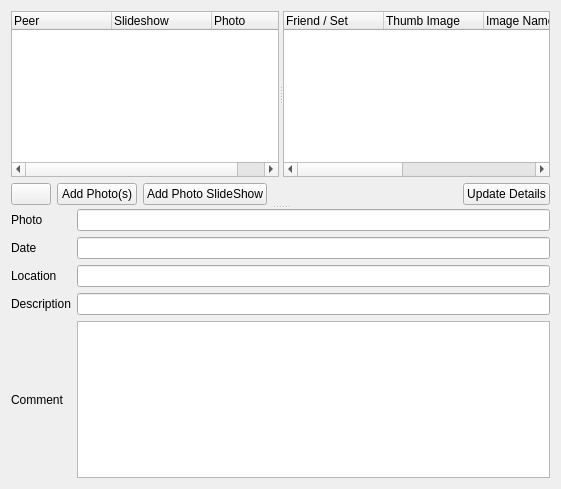
This is retroshare-gui/src/gui/PhotoDialog.ui in RetroShare/RetroShare as Qt 5 draws it before an edit. The edited form follows.
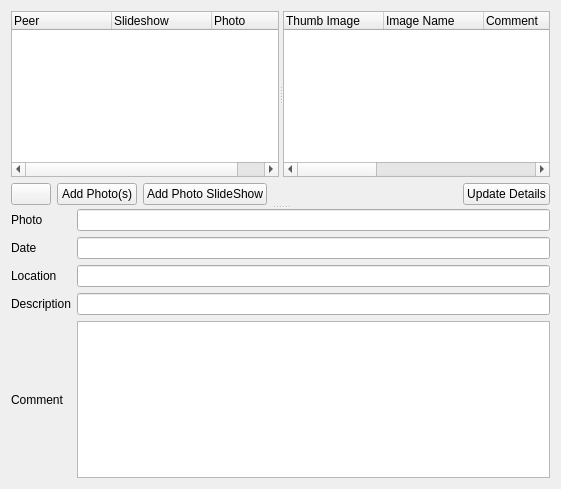
This is the edited form. Icons and pictures are not drawn.

Commit message: Update notifications for Links Cloud and Photo Show. Improvements to the Photo system.

Patch:
```diff
--- a/retroshare-gui/src/gui/PhotoDialog.ui
+++ b/retroshare-gui/src/gui/PhotoDialog.ui
@@ -18,7 +18,7 @@
      <property name="orientation" >
       <enum>Qt::Vertical</enum>
      </property>
-     <widget class="QWidget" name="" >
+     <widget class="QWidget" name="layoutWidget" >
       <layout class="QVBoxLayout" >
        <item>
         <widget class="QSplitter" name="splitter" >
@@ -49,11 +49,6 @@
           <property name="contextMenuPolicy" >
            <enum>Qt::CustomContextMenu</enum>
           </property>
-          <column>
-           <property name="text" >
-            <string>Friend / Set</string>
-           </property>
-          </column>
           <column>
            <property name="text" >
             <string>Thumb Image</string>
@@ -64,6 +59,11 @@
             <string>Image Name</string>
            </property>
           </column>
+          <column>
+           <property name="text" >
+            <string>Comment</string>
+           </property>
+          </column>
           <column>
            <property name="text" >
             <string>Date</string>
@@ -76,7 +76,17 @@
           </column>
           <column>
            <property name="text" >
-            <string>Comment</string>
+            <string>Size</string>
+           </property>
+          </column>
+          <column>
+           <property name="text" >
+            <string>PeerId</string>
+           </property>
+          </column>
+          <column>
+           <property name="text" >
+            <string>PhotoId</string>
            </property>
           </column>
          </widget>
@@ -132,7 +142,7 @@
        </item>
       </layout>
      </widget>
-     <widget class="QWidget" name="" >
+     <widget class="QWidget" name="layoutWidget" >
       <layout class="QGridLayout" >
        <item row="0" column="0" >
         <widget class="QLabel" name="label" >
```
The commit also changes 10 other files.
